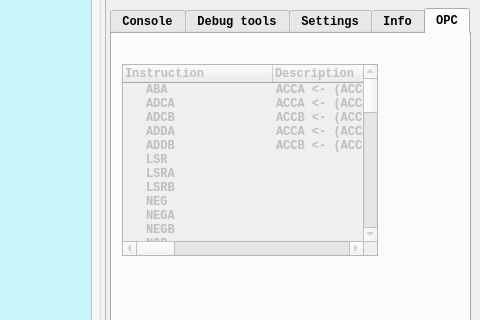
The window that MotorolaEmulator/mainwindow.ui (grandtitan/MotorolaEmulator) describes before a commit, drawn with Qt 5; both pictures show x 800 to 1280 and y 292 to 612 of the 1280 by 720 pixel window.
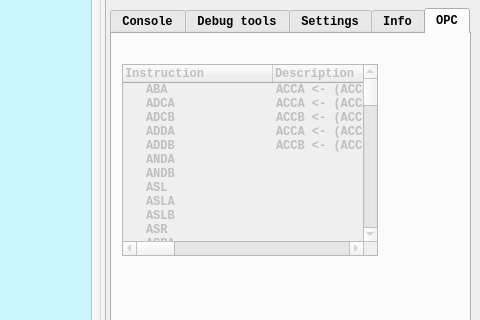
The same window after the commit.

Patch:
```diff
--- a/MotorolaEmulator/mainwindow.ui
+++ b/MotorolaEmulator/mainwindow.ui
@@ -2818,6 +2818,1223 @@
         <string>*-****</string>
        </property>
       </item>
+      <item>
+       <property name="text">
+        <string>ANDA</string>
+       </property>
+       <property name="text">
+        <string/>
+       </property>
+       <property name="text">
+        <string/>
+       </property>
+       <property name="text">
+        <string>84</string>
+       </property>
+       <property name="text">
+        <string>94</string>
+       </property>
+       <property name="text">
+        <string>B4</string>
+       </property>
+       <property name="text">
+        <string>A4</string>
+       </property>
+      </item>
+      <item>
+       <property name="text">
+        <string>ANDB</string>
+       </property>
+       <property name="text">
+        <string/>
+       </property>
+       <property name="text">
+        <string/>
+       </property>
+       <property name="text">
+        <string>C4</string>
+       </property>
+       <property name="text">
+        <string>D4</string>
+       </property>
+       <property name="text">
+        <string>F4</string>
+       </property>
+       <property name="text">
+        <string>E4</string>
+       </property>
+      </item>
+      <item>
+       <property name="text">
+        <string>ASL</string>
+       </property>
+       <property name="text">
+        <string/>
+       </property>
+       <property name="text">
+        <string/>
+       </property>
+       <property name="text">
+        <string/>
+       </property>
+       <property name="text">
+        <string/>
+       </property>
+       <property name="text">
+        <string>78</string>
+       </property>
+       <property name="text">
+        <string>68</string>
+       </property>
+      </item>
+      <item>
+       <property name="text">
+        <string>ASLA</string>
+       </property>
+       <property name="text">
+        <string/>
+       </property>
+       <property name="text">
+        <string>48</string>
+       </property>
+       <property name="text">
+        <string/>
+       </property>
+       <property name="text">
+        <string/>
+       </property>
+       <property name="text">
+        <string/>
+       </property>
+       <property name="text">
+        <string/>
+       </property>
+      </item>
+      <item>
+       <property name="text">
+        <string>ASLB</string>
+       </property>
+       <property name="text">
+        <string/>
+       </property>
+       <property name="text">
+        <string>58</string>
+       </property>
+       <property name="text">
+        <string/>
+       </property>
+       <property name="text">
+        <string/>
+       </property>
+       <property name="text">
+        <string/>
+       </property>
+       <property name="text">
+        <string/>
+       </property>
+      </item>
+      <item>
+       <property name="text">
+        <string>ASR</string>
+       </property>
+       <property name="text">
+        <string/>
+       </property>
+       <property name="text">
+        <string/>
+       </property>
+       <property name="text">
+        <string/>
+       </property>
+       <property name="text">
+        <string/>
+       </property>
+       <property name="text">
+        <string>77</string>
+       </property>
+       <property name="text">
+        <string>67</string>
+       </property>
+      </item>
+      <item>
+       <property name="text">
+        <string>ASRA</string>
+       </property>
+       <property name="text">
+        <string/>
+       </property>
+       <property name="text">
+        <string>47</string>
+       </property>
+      </item>
+      <item>
+       <property name="text">
+        <string>ASRB</string>
+       </property>
+       <property name="text">
+        <string/>
+       </property>
+       <property name="text">
+        <string>57</string>
+       </property>
+      </item>
+      <item>
+       <property name="text">
+        <string>BCC</string>
+       </property>
+       <property name="text">
+        <string/>
+       </property>
+       <property name="text">
+        <string/>
+       </property>
+       <property name="text">
+        <string/>
+       </property>
+       <property name="text">
+        <string/>
+       </property>
+       <property name="text">
+        <string/>
+       </property>
+       <property name="text">
+        <string/>
+       </property>
+       <property name="text">
+        <string>24</string>
+       </property>
+      </item>
+      <item>
+       <property name="text">
+        <string>BCS</string>
+       </property>
+       <property name="text">
+        <string/>
+       </property>
+       <property name="text">
+        <string/>
+       </property>
+       <property name="text">
+        <string/>
+       </property>
+       <property name="text">
+        <string/>
+       </property>
+       <property name="text">
+        <string/>
+       </property>
+       <property name="text">
+        <string/>
+       </property>
+       <property name="text">
+        <string>25</string>
+       </property>
+      </item>
+      <item>
+       <property name="text">
+        <string>BEQ</string>
+       </property>
+       <property name="text">
+        <string/>
+       </property>
+       <property name="text">
+        <string/>
+       </property>
+       <property name="text">
+        <string/>
+       </property>
+       <property name="text">
+        <string/>
+       </property>
+       <property name="text">
+        <string/>
+       </property>
+       <property name="text">
+        <string/>
+       </property>
+       <property name="text">
+        <string>27</string>
+       </property>
+      </item>
+      <item>
+       <property name="text">
+        <string>BGE</string>
+       </property>
+       <property name="text">
+        <string/>
+       </property>
+       <property name="text">
+        <string/>
+       </property>
+       <property name="text">
+        <string/>
+       </property>
+       <property name="text">
+        <string/>
+       </property>
+       <property name="text">
+        <string/>
+       </property>
+       <property name="text">
+        <string/>
+       </property>
+       <property name="text">
+        <string>2C</string>
+       </property>
+      </item>
+      <item>
+       <property name="text">
+        <string>BGT</string>
+       </property>
+       <property name="text">
+        <string/>
+       </property>
+       <property name="text">
+        <string/>
+       </property>
+       <property name="text">
+        <string/>
+       </property>
+       <property name="text">
+        <string/>
+       </property>
+       <property name="text">
+        <string/>
+       </property>
+       <property name="text">
+        <string/>
+       </property>
+       <property name="text">
+        <string>2E</string>
+       </property>
+      </item>
+      <item>
+       <property name="text">
+        <string>BHI</string>
+       </property>
+       <property name="text">
+        <string/>
+       </property>
+       <property name="text">
+        <string/>
+       </property>
+       <property name="text">
+        <string/>
+       </property>
+       <property name="text">
+        <string/>
+       </property>
+       <property name="text">
+        <string/>
+       </property>
+       <property name="text">
+        <string/>
+       </property>
+       <property name="text">
+        <string>22</string>
+       </property>
+      </item>
+      <item>
+       <property name="text">
+        <string>BITA</string>
+       </property>
+       <property name="text">
+        <string/>
+       </property>
+       <property name="text">
+        <string/>
+       </property>
+       <property name="text">
+        <string>85</string>
+       </property>
+       <property name="text">
+        <string>95</string>
+       </property>
+       <property name="text">
+        <string>B5</string>
+       </property>
+       <property name="text">
+        <string>A5</string>
+       </property>
+       <property name="text">
+        <string/>
+       </property>
+      </item>
+      <item>
+       <property name="text">
+        <string>BITB</string>
+       </property>
+       <property name="text">
+        <string/>
+       </property>
+       <property name="text">
+        <string/>
+       </property>
+       <property name="text">
+        <string>C5</string>
+       </property>
+       <property name="text">
+        <string>D5</string>
+       </property>
+       <property name="text">
+        <string>F5</string>
+       </property>
+       <property name="text">
+        <string>E5</string>
+       </property>
+      </item>
+      <item>
+       <property name="text">
+        <string>BLE</string>
+       </property>
+       <property name="text">
+        <string/>
+       </property>
+       <property name="text">
+        <string/>
+       </property>
+       <property name="text">
+        <string/>
+       </property>
+       <property name="text">
+        <string/>
+       </property>
+       <property name="text">
+        <string/>
+       </property>
+       <property name="text">
+        <string/>
+       </property>
+       <property name="text">
+        <string>2F</string>
+       </property>
+      </item>
+      <item>
+       <property name="text">
+        <string>BLS</string>
+       </property>
+       <property name="text">
+        <string/>
+       </property>
+       <property name="text">
+        <string/>
+       </property>
+       <property name="text">
+        <string/>
+       </property>
+       <property name="text">
+        <string/>
+       </property>
+       <property name="text">
+        <string/>
+       </property>
+       <property name="text">
+        <string/>
+       </property>
+       <property name="text">
+        <string>23</string>
+       </property>
+      </item>
+      <item>
+       <property name="text">
+        <string>BLT</string>
+       </property>
+       <property name="text">
+        <string/>
+       </property>
+       <property name="text">
+        <string/>
+       </property>
+       <property name="text">
+        <string/>
+       </property>
+       <property name="text">
+        <string/>
+       </property>
+       <property name="text">
+        <string/>
+       </property>
+       <property name="text">
+        <string/>
+       </property>
+       <property name="text">
+        <string>2D</string>
+       </property>
+      </item>
+      <item>
+       <property name="text">
+        <string>BMI</string>
+       </property>
+       <property name="text">
+        <string/>
+       </property>
+       <property name="text">
+        <string/>
+       </property>
+       <property name="text">
+        <string/>
+       </property>
+       <property name="text">
+        <string/>
+       </property>
+       <property name="text">
+        <string/>
+       </property>
+       <property name="text">
+        <string/>
+       </property>
+       <property name="text">
+        <string>2B</string>
+       </property>
+      </item>
+      <item>
+       <property name="text">
+        <string>BNE</string>
+       </property>
+       <property name="text">
+        <string/>
+       </property>
+       <property name="text">
+        <string/>
+       </property>
+       <property name="text">
+        <string/>
+       </property>
+       <property name="text">
+        <string/>
+       </property>
+       <property name="text">
+        <string/>
+       </property>
+       <property name="text">
+        <string/>
+       </property>
+       <property name="text">
+        <string>26</string>
+       </property>
+      </item>
+      <item>
+       <property name="text">
+        <string>BPL</string>
+       </property>
+       <property name="text">
+        <string/>
+       </property>
+       <property name="text">
+        <string/>
+       </property>
+       <property name="text">
+        <string/>
+       </property>
+       <property name="text">
+        <string/>
+       </property>
+       <property name="text">
+        <string/>
+       </property>
+       <property name="text">
+        <string/>
+       </property>
+       <property name="text">
+        <string>2A</string>
+       </property>
+      </item>
+      <item>
+       <property name="text">
+        <string>BRA</string>
+       </property>
+       <property name="text">
+        <string/>
+       </property>
+       <property name="text">
+        <string/>
+       </property>
+       <property name="text">
+        <string/>
+       </property>
+       <property name="text">
+        <string/>
+       </property>
+       <property name="text">
+        <string/>
+       </property>
+       <property name="text">
+        <string/>
+       </property>
+       <property name="text">
+        <string>20</string>
+       </property>
+      </item>
+      <item>
+       <property name="text">
+        <string>BSR</string>
+       </property>
+       <property name="text">
+        <string/>
+       </property>
+       <property name="text">
+        <string/>
+       </property>
+       <property name="text">
+        <string/>
+       </property>
+       <property name="text">
+        <string/>
+       </property>
+       <property name="text">
+        <string/>
+       </property>
+       <property name="text">
+        <string/>
+       </property>
+       <property name="text">
+        <string>8D</string>
+       </property>
+      </item>
+      <item>
+       <property name="text">
+        <string>BVC</string>
+       </property>
+       <property name="text">
+        <string/>
+       </property>
+       <property name="text">
+        <string/>
+       </property>
+       <property name="text">
+        <string/>
+       </property>
+       <property name="text">
+        <string/>
+       </property>
+       <property name="text">
+        <string/>
+       </property>
+       <property name="text">
+        <string/>
+       </property>
+       <property name="text">
+        <string>28</string>
+       </property>
+      </item>
+      <item>
+       <property name="text">
+        <string>BVC</string>
+       </property>
+       <property name="text">
+        <string/>
+       </property>
+       <property name="text">
+        <string/>
+       </property>
+       <property name="text">
+        <string/>
+       </property>
+       <property name="text">
+        <string/>
+       </property>
+       <property name="text">
+        <string/>
+       </property>
+       <property name="text">
+        <string/>
+       </property>
+       <property name="text">
+        <string>29</string>
+       </property>
+      </item>
+      <item>
+       <property name="text">
+        <string>CBA</string>
+       </property>
+       <property name="text">
+        <string/>
+       </property>
+       <property name="text">
+        <string>11</string>
+       </property>
+       <property name="text">
+        <string/>
+       </property>
+       <property name="text">
+        <string/>
+       </property>
+       <property name="text">
+        <string/>
+       </property>
+       <property name="text">
+        <string/>
+       </property>
+       <property name="text">
+        <string/>
+       </property>
+      </item>
+      <item>
+       <property name="text">
+        <string>CLC</string>
+       </property>
+       <property name="text">
+        <string/>
+       </property>
+       <property name="text">
+        <string>0C</string>
+       </property>
+       <property name="text">
+        <string/>
+       </property>
+       <property name="text">
+        <string/>
+       </property>
+       <property name="text">
+        <string/>
+       </property>
+       <property name="text">
+        <string/>
+       </property>
+       <property name="text">
+        <string/>
+       </property>
+      </item>
+      <item>
+       <property name="text">
+        <string>CLI</string>
+       </property>
+       <property name="text">
+        <string/>
+       </property>
+       <property name="text">
+        <string>0E</string>
+       </property>
+       <property name="text">
+        <string/>
+       </property>
+       <property name="text">
+        <string/>
+       </property>
+       <property name="text">
+        <string/>
+       </property>
+       <property name="text">
+        <string/>
+       </property>
+       <property name="text">
+        <string/>
+       </property>
+      </item>
+      <item>
+       <property name="text">
+        <string>CLR</string>
+       </property>
+       <property name="text">
+        <string/>
+       </property>
+       <property name="text">
+        <string/>
+       </property>
+       <property name="text">
+        <string/>
+       </property>
+       <property name="text">
+        <string/>
+       </property>
+       <property name="text">
+        <string>7F</string>
+       </property>
+       <property name="text">
+        <string>6F</string>
+       </property>
+      </item>
+      <item>
+       <property name="text">
+        <string>CLRA</string>
+       </property>
+       <property name="text">
+        <string/>
+       </property>
+       <property name="text">
+        <string>4F</string>
+       </property>
+      </item>
+      <item>
+       <property name="text">
+        <string>CLRB</string>
+       </property>
+       <property name="text">
+        <string/>
+       </property>
+       <property name="text">
+        <string>5F</string>
+       </property>
+      </item>
+      <item>
+       <property name="text">
+        <string>CLV</string>
+       </property>
+       <property name="text">
+        <string/>
+       </property>
+       <property name="text">
+        <string>0A</string>
+       </property>
+      </item>
+      <item>
+       <property name="text">
+        <string>CMPA</string>
+       </property>
+       <property name="text">
+        <string/>
+       </property>
+       <property name="text">
+        <string/>
+       </property>
+       <property name="text">
+        <string>81</string>
+       </property>
+       <property name="text">
+        <string>91</string>
+       </property>
+       <property name="text">
+        <string>B1</string>
+       </property>
+       <property name="text">
+        <string>A1</string>
+       </property>
+      </item>
+      <item>
+       <property name="text">
+        <string>CMPB</string>
+       </property>
+       <property name="text">
+        <string/>
+       </property>
+       <property name="text">
+        <string/>
+       </property>
+       <property name="text">
+        <string>C1</string>
+       </property>
+       <property name="text">
+        <string>D1</string>
+       </property>
+       <property name="text">
+        <string>F1</string>
+       </property>
+       <property name="text">
+        <string>E1</string>
+       </property>
+      </item>
+      <item>
+       <property name="text">
+        <string>COM</string>
+       </property>
+       <property name="text">
+        <string/>
+       </property>
+       <property name="text">
+        <string/>
+       </property>
+       <property name="text">
+        <string/>
+       </property>
+       <property name="text">
+        <string/>
+       </property>
+       <property name="text">
+        <string>73</string>
+       </property>
+       <property name="text">
+        <string>63</string>
+       </property>
+      </item>
+      <item>
+       <property name="text">
+        <string>COMA</string>
+       </property>
+       <property name="text">
+        <string/>
+       </property>
+       <property name="text">
+        <string>43</string>
+       </property>
+      </item>
+      <item>
+       <property name="text">
+        <string>COMB</string>
+       </property>
+       <property name="text">
+        <string/>
+       </property>
+       <property name="text">
+        <string>53</string>
+       </property>
+       <property name="text">
+        <string/>
+       </property>
+      </item>
+      <item>
+       <property name="text">
+        <string>CPX</string>
+       </property>
+       <property name="text">
+        <string/>
+       </property>
+       <property name="text">
+        <string/>
+       </property>
+       <property name="text">
+        <string>8C</string>
+       </property>
+       <property name="text">
+        <string>9C</string>
+       </property>
+       <property name="text">
+        <string>BC</string>
+       </property>
+       <property name="text">
+        <string>AC</string>
+       </property>
+      </item>
+      <item>
+       <property name="text">
+        <string>DAA</string>
+       </property>
+       <property name="text">
+        <string/>
+       </property>
+       <property name="text">
+        <string>19</string>
+       </property>
+       <property name="text">
+        <string/>
+       </property>
+       <property name="text">
+        <string/>
+       </property>
+       <property name="text">
+        <string/>
+       </property>
+       <property name="text">
+        <string/>
+       </property>
+      </item>
+      <item>
+       <property name="text">
+        <string>DEC</string>
+       </property>
+       <property name="text">
+        <string/>
+       </property>
+       <property name="text">
+        <string/>
+       </property>
+       <property name="text">
+        <string/>
+       </property>
+       <property name="text">
+        <string/>
+       </property>
+       <property name="text">
+        <string>7A</string>
+       </property>
+       <property name="text">
+        <string>6A</string>
+       </property>
+      </item>
+      <item>
+       <property name="text">
+        <string>DECA</string>
+       </property>
+       <property name="text">
+        <string/>
+       </property>
+       <property name="text">
+        <string>4A</string>
+       </property>
+      </item>
+      <item>
+       <property name="text">
+        <string>DECB</string>
+       </property>
+       <property name="text">
+        <string/>
+       </property>
+       <property name="text">
+        <string>5A</string>
+       </property>
+      </item>
+      <item>
+       <property name="text">
+        <string>DES</string>
+       </property>
+       <property name="text">
+        <string/>
+       </property>
+       <property name="text">
+        <string>34</string>
+       </property>
+      </item>
+      <item>
+       <property name="text">
+        <string>DEX</string>
+       </property>
+       <property name="text">
+        <string/>
+       </property>
+       <property name="text">
+        <string>09</string>
+       </property>
+      </item>
+      <item>
+       <property name="text">
+        <string>EORA</string>
+       </property>
+       <property name="text">
+        <string/>
+       </property>
+       <property name="text">
+        <string/>
+       </property>
+       <property name="text">
+        <string>88</string>
+       </property>
+       <property name="text">
+        <string>98</string>
+       </property>
+       <property name="text">
+        <string>B8</string>
+       </property>
+       <property name="text">
+        <string>A8</string>
+       </property>
+      </item>
+      <item>
+       <property name="text">
+        <string>EORB</string>
+       </property>
+       <property name="text">
+        <string/>
+       </property>
+       <property name="text">
+        <string/>
+       </property>
+       <property name="text">
+        <string>C8</string>
+       </property>
+       <property name="text">
+        <string>D8</string>
+       </property>
+       <property name="text">
+        <string>F8</string>
+       </property>
+       <property name="text">
+        <string>E8</string>
+       </property>
+      </item>
+      <item>
+       <property name="text">
+        <string>INC</string>
+       </property>
+       <property name="text">
+        <string/>
+       </property>
+       <property name="text">
+        <string/>
+       </property>
+       <property name="text">
+        <string/>
+       </property>
+       <property name="text">
+        <string/>
+       </property>
+       <property name="text">
+        <string>7C</string>
+       </property>
+       <property name="text">
+        <string>6C</string>
+       </property>
+      </item>
+      <item>
+       <property name="text">
+        <string>INCA</string>
+       </property>
+       <property name="text">
+        <string/>
+       </property>
+       <property name="text">
+        <string>4C</string>
+       </property>
+      </item>
+      <item>
+       <property name="text">
+        <string>INCB</string>
+       </property>
+       <property name="text">
+        <string/>
+       </property>
+       <property name="text">
+        <string>5C</string>
+       </property>
+      </item>
+      <item>
+       <property name="text">
+        <string>INS</string>
+       </property>
+       <property name="text">
+        <string/>
+       </property>
+       <property name="text">
+        <string>31</string>
+       </property>
+      </item>
+      <item>
+       <property name="text">
+        <string>INX</string>
+       </property>
+       <property name="text">
+        <string/>
+       </property>
+       <property name="text">
+        <string>08</string>
+       </property>
+      </item>
+      <item>
+       <property name="text">
+        <string>JMP</string>
+       </property>
+       <property name="text">
+        <string/>
+       </property>
+       <property name="text">
+        <string/>
+       </property>
+       <property name="text">
+        <string/>
+       </property>
+       <property name="text">
+        <string/>
+       </property>
+       <property name="text">
+        <string>7E</string>
+       </property>
+       <property name="text">
+        <string>6E</string>
+       </property>
+      </item>
+      <item>
+       <property name="text">
+        <string>JSR</string>
+       </property>
+       <property name="text">
+        <string/>
+       </property>
+       <property name="text">
+        <string/>
+       </property>
+       <property name="text">
+        <string/>
+       </property>
+       <property name="text">
+        <string/>
+       </property>
+       <property name="text">
+        <string>BD</string>
+       </property>
+       <property name="text">
+        <string>AF</string>
+       </property>
+      </item>
+      <item>
+       <property name="text">
+        <string>LDAA</string>
+       </property>
+       <property name="text">
+        <string/>
+       </property>
+       <property name="text">
+        <string/>
+       </property>
+       <property name="text">
+        <string>86</string>
+       </property>
+       <property name="text">
+        <string>96</string>
+       </property>
+       <property name="text">
+        <string>B6</string>
+       </property>
+       <property name="text">
+        <string>A6</string>
+       </property>
+      </item>
+      <item>
+       <property name="text">
+        <string>LDAB</string>
+       </property>
+       <property name="text">
+        <string/>
+       </property>
+       <property name="text">
+        <string/>
+       </property>
+       <property name="text">
+        <string>C6</string>
+       </property>
+       <property name="text">
+        <string>D6</string>
+       </property>
+       <property name="text">
+        <string>F6</string>
+       </property>
+       <property name="text">
+        <string>E6</string>
+       </property>
+      </item>
+      <item>
+       <property name="text">
+        <string>LDS</string>
+       </property>
+       <property name="text">
+        <string/>
+       </property>
+       <property name="text">
+        <string/>
+       </property>
+       <property name="text">
+        <string>8E</string>
+       </property>
+       <property name="text">
+        <string>9E</string>
+       </property>
+       <property name="text">
+        <string>BE</string>
+       </property>
+       <property name="text">
+        <string>AE</string>
+       </property>
+      </item>
+      <item>
+       <property name="text">
+        <string>LDX</string>
+       </property>
+       <property name="text">
+        <string/>
+       </property>
+       <property name="text">
+        <string/>
+       </property>
+       <property name="text">
+        <string>CE</string>
+       </property>
+       <property name="text">
+        <string>DE</string>
+       </property>
+       <property name="text">
+        <string>FE</string>
+       </property>
+       <property name="text">
+        <string>EE</string>
+       </property>
+      </item>
       <item>
        <property name="text">
         <string>LSR</string>
```
